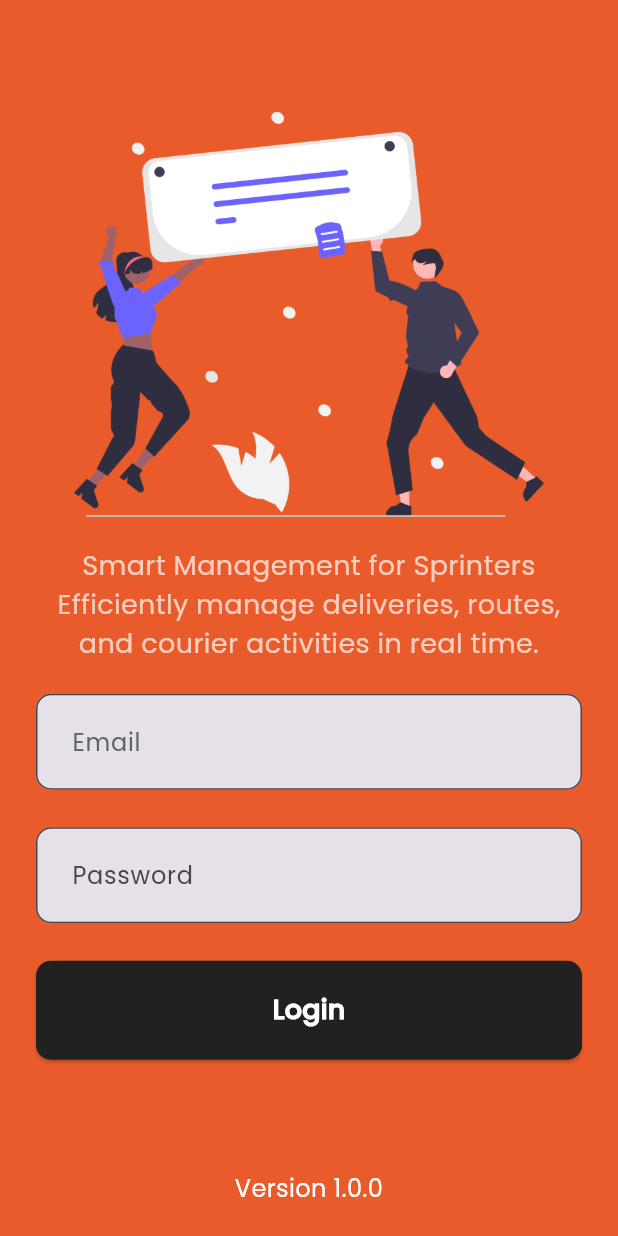
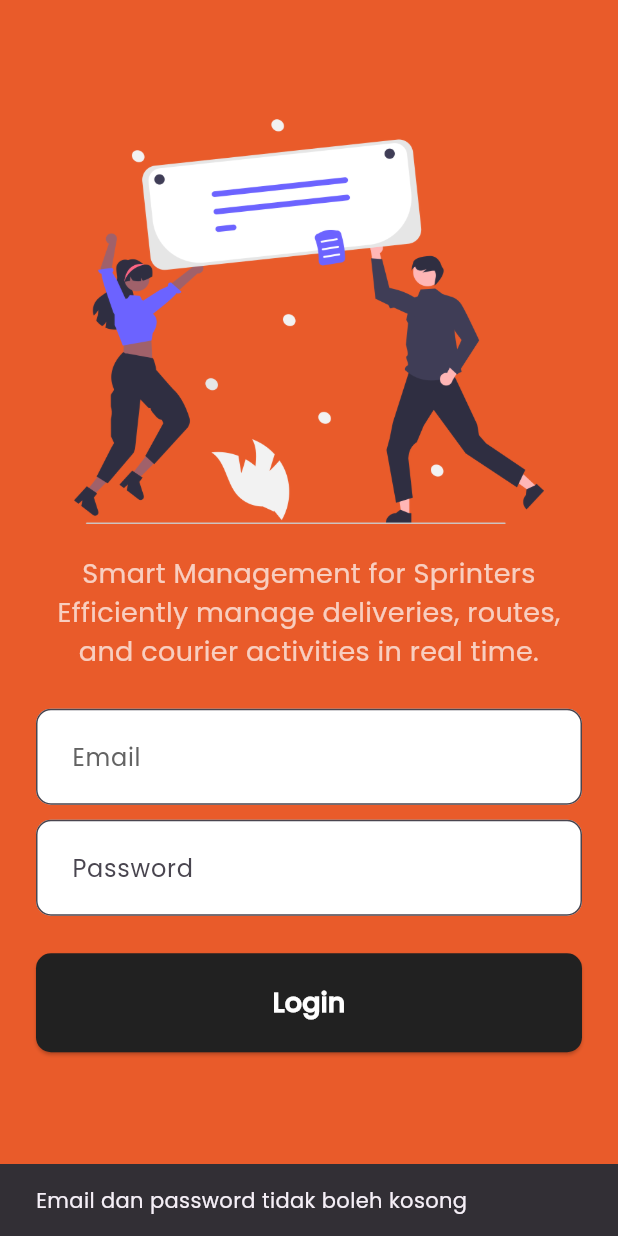
Before and after one commit to rifqyandika/sprinter-system-app, a Flutter app: the screen it shows after launch, after a tap on "Login", on a phone screen of 412 x 824 dp. Run offline on Flutter 3.47's test engine with Material 3 defaults, Android fonts, the phone set to English and light mode, and no system bars; our stand-ins replace flutter_secure_storage; network calls fail.

Commit message:
create logic login

```diff
--- a/lib/main.dart
+++ b/lib/main.dart
@@ -3,7 +3,8 @@
 import 'package:flutter/material.dart';
 import 'package:intl/date_symbol_data_local.dart';
 import './core/app_colors.dart';
-import './pages/auth/login.dart';
+import 'pages/auth/login_screens.dart';
+// import './pages/home_screens.dart';
 
 void main() async {
   WidgetsFlutterBinding.ensureInitialized();
@@ -17,7 +18,7 @@ class MyApp extends StatelessWidget {
   @override
   Widget build(BuildContext context) {
     return MaterialApp(
-      debugShowCheckedModeBanner: true,
+      debugShowCheckedModeBanner: false,
       theme: ThemeData(
         scaffoldBackgroundColor: AppColors.grey,
         fontFamily: 'Poppins',
--- a/lib/pages/auth/login.dart
+++ b/lib/pages/auth/login_screens.dart
@@ -1,13 +1,43 @@
 import 'package:flutter/material.dart';
+import '../../services/login_service.dart';
 
-class LoginScreen extends StatelessWidget {
+class LoginScreen extends StatefulWidget {
   const LoginScreen({super.key});
 
   @override
+  State<LoginScreen> createState() => _LoginScreenState();
+}
+
+class _LoginScreenState extends State<LoginScreen> {
+  final Color orangeColor = const Color(0xFFE95B2A);
+  final Color darkColor = const Color(0xFF212121);
+
+  final TextEditingController emailController = TextEditingController();
+  final TextEditingController passwordController = TextEditingController();
+
+  void handleLogin() async {
+    final email = emailController.text.trim();
+    final password = passwordController.text;
+
+    if (email.isEmpty || password.isEmpty) {
+      ScaffoldMessenger.of(context).showSnackBar(
+        const SnackBar(content: Text("Email dan password tidak boleh kosong")),
+      );
+      return;
+    } else {
+      loginAuth(context, email, password);
+    }
+  }
+
+  @override
+  void dispose() {
+    emailController.dispose();
+    passwordController.dispose();
+    super.dispose();
+  }
+
+  @override
   Widget build(BuildContext context) {
-    const Color orangeColor = Color(0xFFE95B2A);
-    const Color darkColor = Color(0xFF212121);
-
     return Scaffold(
       backgroundColor: orangeColor,
       body: SafeArea(
@@ -20,7 +50,7 @@ class LoginScreen extends StatelessWidget {
               const Spacer(flex: 1),
               Image.asset(
                 'assets/images/welcome_illustration.png',
-                height: 270, // Sesuaikan ukuran sesuai kebutuhan
+                height: 270,
               ),
               const SizedBox(height: 20),
               const Text(
@@ -31,30 +61,36 @@ class LoginScreen extends StatelessWidget {
                   fontSize: 18,
                 ),
               ),
-              // const Spacer(flex: 2),
-              const SizedBox(height: 20),
+              const SizedBox(height: 25),
+
+              // TextField Email
               TextField(
-                // controller: controller,
+                controller: emailController,
+                keyboardType: TextInputType.emailAddress,
                 decoration: InputDecoration(
                   contentPadding: const EdgeInsets.all(20),
                   filled: true,
+                  fillColor: Colors.white,
                   border: OutlineInputBorder(
                     borderRadius: BorderRadius.circular(10),
                   ),
                   labelText: 'Email',
-                  labelStyle: TextStyle(
-                    color: const Color.fromARGB(255, 99, 99, 99),
+                  labelStyle: const TextStyle(
+                    color: Color.fromARGB(255, 99, 99, 99),
                   ),
                 ),
               ),
-              SizedBox(height: 25),
+              const SizedBox(height: 10),
+
+              // TextField Password
               TextField(
-                // controller: controller,
+                controller: passwordController,
                 obscureText: true,
                 obscuringCharacter: "*",
                 decoration: InputDecoration(
                   contentPadding: const EdgeInsets.all(20),
                   filled: true,
+                  fillColor: Colors.white,
                   border: OutlineInputBorder(
                     borderRadius: BorderRadius.circular(10),
                   ),
@@ -63,11 +99,11 @@ class LoginScreen extends StatelessWidget {
               ),
               const SizedBox(height: 25),
               ElevatedButton(
-                onPressed: () {},
+                onPressed: handleLogin,
                 style: ElevatedButton.styleFrom(
                   backgroundColor: darkColor,
                   padding: const EdgeInsets.all(20),
-                  foregroundColor: const Color.fromARGB(255, 255, 255, 255),
+                  foregroundColor: Colors.white,
                   minimumSize: const Size(double.infinity, 50),
                   shape: RoundedRectangleBorder(
                     borderRadius: BorderRadius.circular(10),
@@ -78,13 +114,14 @@ class LoginScreen extends StatelessWidget {
                   style: TextStyle(fontSize: 18, fontWeight: FontWeight.bold),
                 ),
               ),
+
               const Spacer(),
               const Text(
                 'Version 1.0.0',
                 textAlign: TextAlign.center,
                 style: TextStyle(color: Colors.white, fontSize: 16),
               ),
-              const SizedBox(height: 20), // Padding bawah
+              const SizedBox(height: 20),
             ],
           ),
         ),
--- a/lib/pages/detail_screens.dart
+++ b/lib/pages/detail_screens.dart
@@ -27,10 +27,10 @@ class DetailPage extends StatelessWidget {
         iconTheme: const IconThemeData(color: Colors.white),
       ),
       body: Padding(
-        padding: const EdgeInsets.all(20.0),
+        padding: const EdgeInsets.all(15.0),
         child: Container(
           width: double.infinity,
-          padding: const EdgeInsets.all(15.0),
+          padding: const EdgeInsets.all(20.0),
           decoration: BoxDecoration(
             color: Colors.white,
             borderRadius: BorderRadius.circular(12.0),
--- a/lib/pages/home_screens.dart
+++ b/lib/pages/home_screens.dart
@@ -62,7 +62,7 @@ class _HomePageState extends State<HomePage> {
                   final sprinter = sprinters[index];
                   return Padding(
                     padding: const EdgeInsets.symmetric(
-                      horizontal: 20.0,
+                      horizontal: 15.0,
                       vertical: 8.0,
                     ),
                     child: InkWell(
--- a/pubspec.yaml
+++ b/pubspec.yaml
@@ -36,6 +36,7 @@ dependencies:
   cupertino_icons: ^1.0.8
   http: ^1.4.0
   intl: ^0.18.1
+  flutter_secure_storage : ^9.0.0
 
 dev_dependencies:
   flutter_test:
```
Also changed, not shown: lib/services/login_service.dart (added, +41 -0 lines), lib/services/storage_service.dart (added, +36 -0 lines), pubspec.lock, 3 other files.
